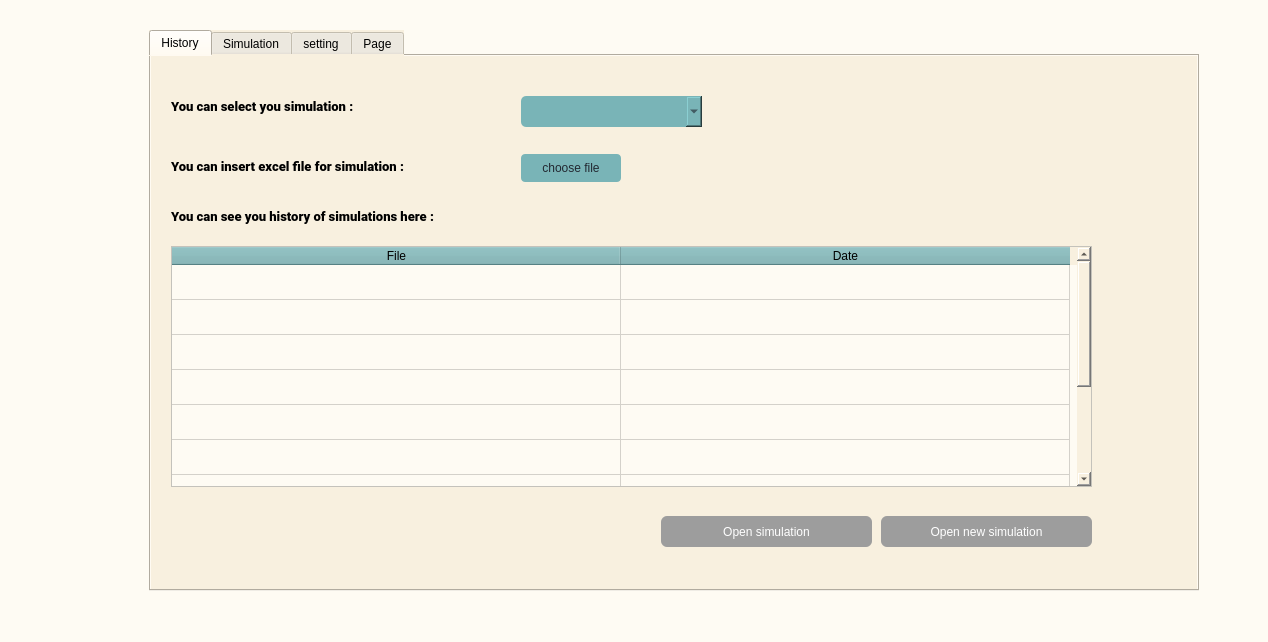
sajadghandehari/Design-ejector-simulation-software, file project/Apps.ui: the form before one commit.
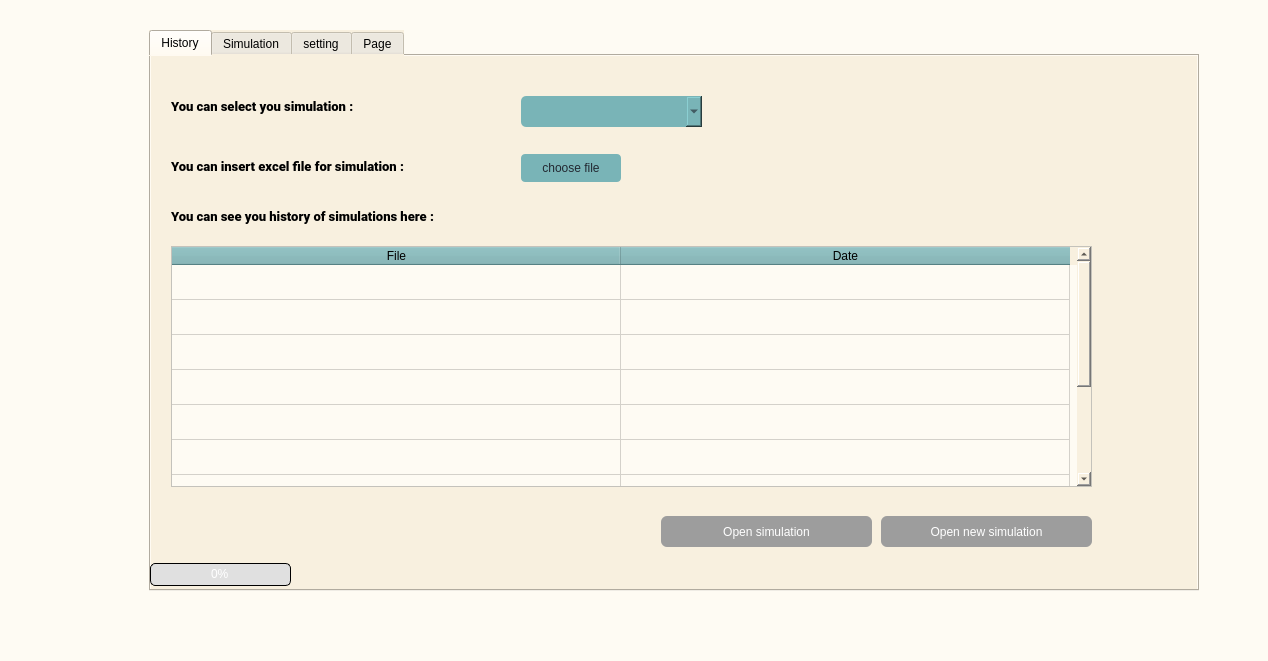
The form after the commit. Icons and pictures are not drawn.

What changed in the file:
```diff
--- a/project/Apps.ui
+++ b/project/Apps.ui
@@ -7,7 +7,7 @@
     <x>0</x>
     <y>0</y>
     <width>1268</width>
-    <height>642</height>
+    <height>661</height>
    </rect>
   </property>
   <property name="windowTitle">
@@ -1950,10 +1950,40 @@
      </attribute>
     </widget>
    </widget>
+   <widget class="QProgressBar" name="progressBar">
+    <property name="geometry">
+     <rect>
+      <x>150</x>
+      <y>563</y>
+      <width>141</width>
+      <height>23</height>
+     </rect>
+    </property>
+    <property name="styleSheet">
+     <string notr="true">QProgressBar {
+    background-color: #E0E0E0;
+    color: #FFFFFF;
+    border: 1px solid;
+    height: 10px;
+    text-align: center;
+	border-radius: 5px; 
+}
+
+QProgressBar::chunk {
+    background-color: #54B435;
+    width: 2px;
+}
+</string>
+    </property>
+    <property name="value">
+     <number>0</number>
+    </property>
+   </widget>
    <zorder>setting_tab</zorder>
    <zorder>tabWidget</zorder>
    <zorder>history_tab</zorder>
    <zorder>simulation_tab</zorder>
+   <zorder>progressBar</zorder>
   </widget>
   <widget class="QStatusBar" name="statusbar"/>
   <widget class="QMenuBar" name="menubar">
```
